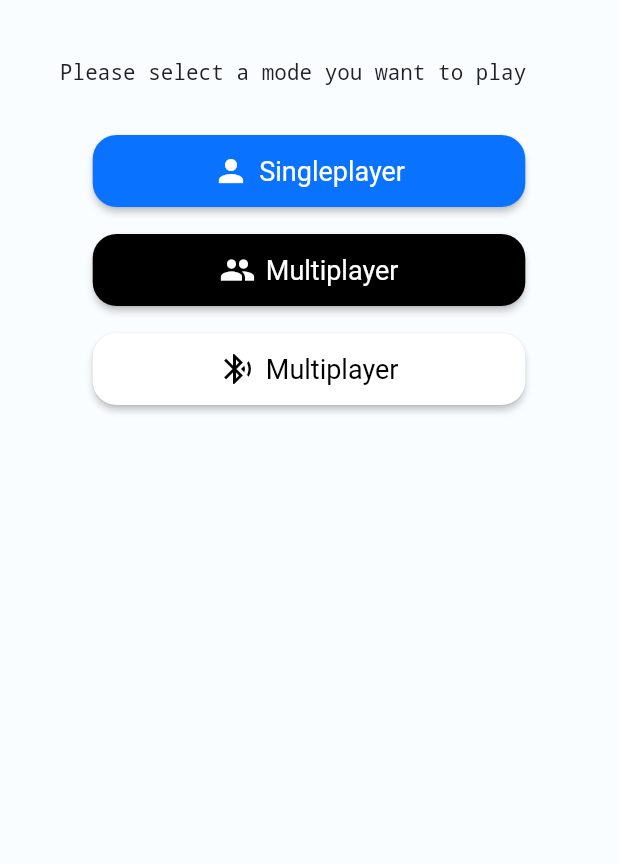
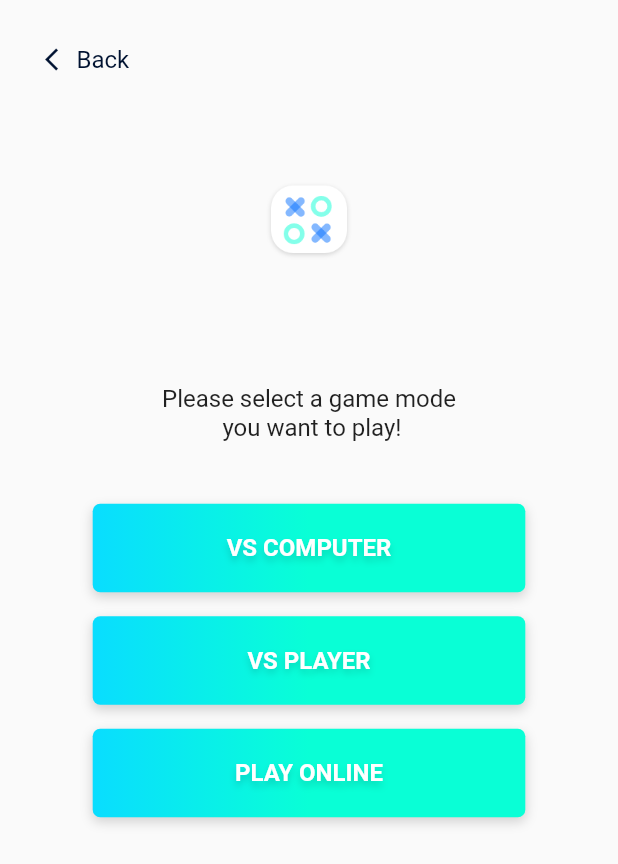
Before and after one commit to Duranovic/Tick-Toe, a Flutter app: the SelectMode screen opened by its route, on a phone screen of 412 x 824 dp. Shown: the top 864 px of the screen. Run offline on Flutter 3.47's test engine with Material 2 defaults, Android fonts, the phone set to English and light mode, and no system bars; our stand-ins replace bloc, flutter_bloc, flutter_svg, go_router, google_fonts.

Commit message:
Redesign of select difficulty and select mode routes

```diff
--- a/lib/src/features/home/presentation/select_mode.dart
+++ b/lib/src/features/home/presentation/select_mode.dart
@@ -1,110 +1,53 @@
 import 'package:flutter/material.dart';
-import 'package:tick_toe_flutter/src/features/home/domain/pre_game.enums.dart';
-import 'package:tick_toe_flutter/src/state/pre_game_notifier.dart';
+import 'package:go_router/go_router.dart';
+import 'package:tick_toe_flutter/src/shared/presentation/app_bar.dart';
+import '../../../shared/presentation/button.dart';
 
 class SelectMode extends StatelessWidget {
   const SelectMode({super.key});
 
   @override
   Widget build(BuildContext context) {
-    return Container(
-      color: const Color(0xffF9FDFF),
-      alignment: Alignment.center,
-      child: Stack(
+    return Scaffold(
+      appBar: const CustomAppBar(),
+      body: Center(
+        child: FractionallySizedBox(
+          widthFactor: 0.7,
+          child: Column(
+            crossAxisAlignment: CrossAxisAlignment.stretch,
             children: [
-          Container(
-            margin: const EdgeInsets.all(40),
-            child: const Text(
-              "Please select a mode you want to play",
+              SizedBox(height: MediaQuery.of(context).size.height * 0.05),
+              Image.asset(
+                'assets/images/logo.png',
+                width: 54,
+                height: 54,
+              ),
+              SizedBox(height: MediaQuery.of(context).size.height * 0.1),
+              const Text(
+                "Please select a game mode\n you want to play!",
+                textAlign: TextAlign.center,
                 style: TextStyle(
-                  decoration: TextDecoration.none,
-                  fontSize: 14,
-                  fontWeight: FontWeight.w400,
-                  color: Color.fromARGB(255, 34, 34, 34)),
+                  fontSize: 16,
                 ),
               ),
-          Container(
-            alignment: Alignment.center,
-            margin: const EdgeInsets.only(top: 90),
-            child: Column(
-              children: [
-                FractionallySizedBox(
-                  widthFactor: 0.7,
-                  child: ElevatedButton.icon(
-                    onPressed: () => {
-                      preGameNotifier.setGameStep(GameStep.selectDifficulty),
-                      preGameNotifier.setGameMode(GameMode.singleplayer)
-                    },
-                    icon: const Icon(Icons.person),
-                    style: ElevatedButton.styleFrom(
-                      backgroundColor: const Color(0xff0972FF),
-                      textStyle: const TextStyle(
-                        fontSize: 18,
+              SizedBox(height: MediaQuery.of(context).size.height * 0.05),
+              Button(
+                text: "VS COMPUTER",
+                onPressed: () => context.goNamed('select-difficulty'),
               ),
-                      padding: const EdgeInsets.symmetric(
-                        horizontal: 16,
-                        vertical: 12,
+              const SizedBox(height: 16),
+              Button(
+                text: "VS PLAYER",
+                onPressed: () => context.go('/game'),
               ),
-                      shape: RoundedRectangleBorder(
-                        borderRadius: BorderRadius.circular(16),
-                      ),
-                    ),
-                    label: const Text("Singleplayer"),
-                  ),
-                ),
-                const SizedBox(height: 18),
-                FractionallySizedBox(
-                  widthFactor: 0.7,
-                  child: ElevatedButton.icon(
-                    onPressed: () => {},
-                    icon: const Icon(Icons.group),
-                    style: ElevatedButton.styleFrom(
-                      backgroundColor: Colors.black,
-                      textStyle:
-                          const TextStyle(fontSize: 18, color: Colors.white),
-                      padding: const EdgeInsets.symmetric(
-                        horizontal: 16,
-                        vertical: 12,
-                      ),
-                      shape: RoundedRectangleBorder(
-                        borderRadius: BorderRadius.circular(16),
-                      ),
-                    ),
-                    label: const Text("Multiplayer"),
-                  ),
-                ),
-                const SizedBox(height: 18),
-                FractionallySizedBox(
-                  widthFactor: 0.7,
-                  child: ElevatedButton.icon(
-                    onPressed: () => {},
-                    icon: const Icon(Icons.bluetooth_searching,
-                        color: Colors.black),
-                    style: ElevatedButton.styleFrom(
-                      backgroundColor: Colors.white,
-                      textStyle: const TextStyle(
-                        fontSize: 18,
-                      ),
-                      padding: const EdgeInsets.symmetric(
-                        horizontal: 16,
-                        vertical: 12,
-                      ),
-                      shape: RoundedRectangleBorder(
-                        borderRadius: BorderRadius.circular(16),
-                      ),
-                    ),
-                    label: const Text(
-                      "Multiplayer",
-                      style: TextStyle(
-                        color: Colors.black,
-                      ),
-                    ),
-                  ),
+              const SizedBox(height: 16),
+              Button(
+                text: "PLAY ONLINE",
+                onPressed: () => context.go('/game'),
               ),
             ],
           ),
-          )
-        ],
+        ),
       ),
     );
   }
--- a/lib/src/routing/routes.dart
+++ b/lib/src/routing/routes.dart
@@ -1,6 +1,7 @@
 // GoRouter configuration
 import 'package:go_router/go_router.dart';
 import 'package:tick_toe_flutter/src/features/game/presentation/game.dart';
+import 'package:tick_toe_flutter/src/features/home/presentation/select_difficulty.dart';
 import 'package:tick_toe_flutter/src/routing/transition_page.dart';
 import '../features/home/presentation/home.dart';
 import '../features/home/presentation/select_mode.dart';
@@ -23,7 +24,17 @@ final router = GoRouter(
               state,
               const SelectMode(),
             ),
-          )
+            routes: [
+              GoRoute(
+                name: 'select-difficulty',
+                path: 'select-difficulty',
+                pageBuilder: (context, state) => getCustomTransitionPage(
+                  state,
+                  const SelectDifficulty(),
+                ),
+              ),
+            ],
+          ),
         ]),
     GoRoute(
       name: 'game',
```
Also changed, not shown: lib/src/features/home/presentation/select_difficulty.dart (+33 -78 lines). Lines whose indentation alone changed are shown as unchanged.
